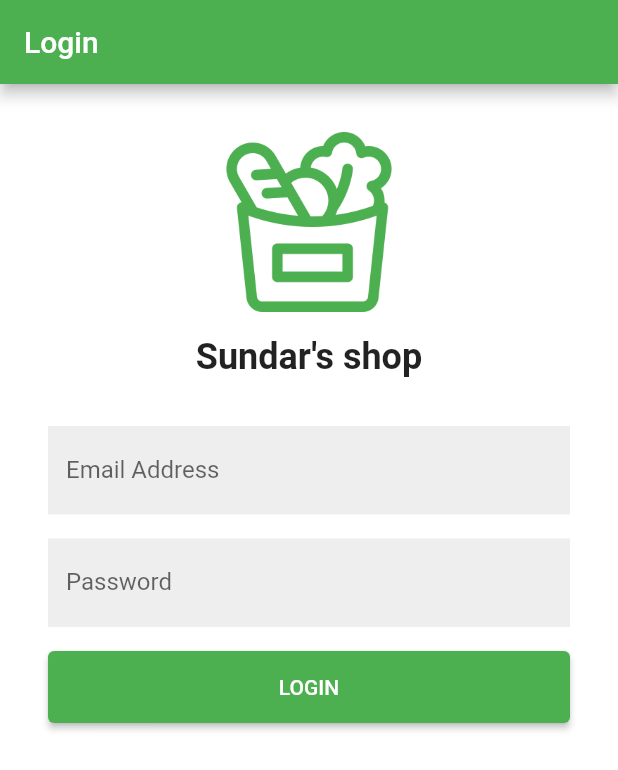
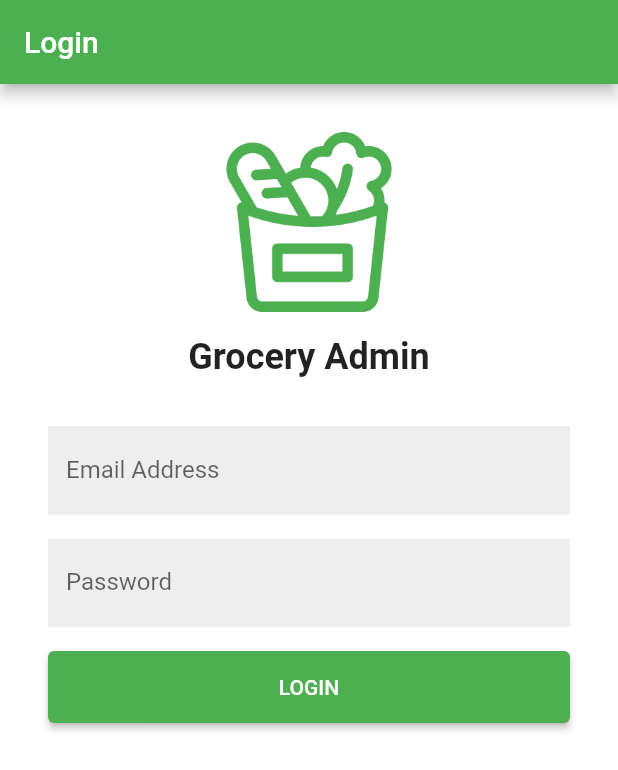
Before and after one commit to MBanawa/groceryadmin, a Flutter app: the screen it shows after launch, on a phone screen of 412 x 824 dp. Shown: the top 770 px of the screen. Run offline on Flutter 3.47's test engine with Material 2 defaults, Android fonts, the phone set to English and light mode, and no system bars; our stand-ins replace firebase_auth, firebase_core, get; accounts and stored records are empty.

Commit message:
created login auth

```diff
--- a/lib/main.dart
+++ b/lib/main.dart
@@ -6,13 +6,16 @@ import 'package:firebase_core/firebase_core.dart';
 void main() async {
   WidgetsFlutterBinding.ensureInitialized();
   await Firebase.initializeApp();
-  runApp(MyApp());
+  runApp(const MyApp());
 }
 
 class MyApp extends StatelessWidget {
+  const MyApp({Key? key}) : super(key: key);
+
   @override
   Widget build(BuildContext context) {
     return GetMaterialApp(
+      debugShowCheckedModeBanner: false,
       home: LoginScreen(),
       theme: ThemeData(
           scaffoldBackgroundColor: Colors.white,
--- a/lib/screens/login.dart
+++ b/lib/screens/login.dart
@@ -1,18 +1,39 @@
+import 'package:firebase_auth/firebase_auth.dart';
 import 'package:flutter/material.dart';
 import 'package:get/get.dart';
 import 'package:groceryadmin/screens/tabs.dart';
 
 class LoginScreen extends StatelessWidget {
+  LoginScreen({Key? key}) : super(key: key);
+
+  final TextEditingController _email = TextEditingController();
+  final TextEditingController _pass = TextEditingController();
+  final FirebaseAuth _auth = FirebaseAuth.instance;
+
+  login() {
+    var email = (_email.text).trim().toLowerCase();
+    var pass = _pass.text;
+    _auth.signInWithEmailAndPassword(email: email, password: pass).then((res) {
+      Get.offAll(TabsScreen());
+    }).catchError((e) {
+      Get.showSnackbar(GetSnackBar(
+        duration: const Duration(seconds: 3),
+        message: "Login Error: ${e.toString()}",
+      ));
+    });
+  }
+
   @override
   Widget build(BuildContext context) {
     return Scaffold(
+      resizeToAvoidBottomInset: true,
       appBar: AppBar(
-        title: Text("Login"),
+        title: const Text("Login"),
       ),
       body: SingleChildScrollView(
         child: Container(
           width: double.infinity,
-          padding: EdgeInsets.all(32.0),
+          padding: const EdgeInsets.all(32.0),
           child: Column(
             mainAxisAlignment: MainAxisAlignment.center,
             crossAxisAlignment: CrossAxisAlignment.center,
@@ -24,11 +45,13 @@ class LoginScreen extends StatelessWidget {
               ),
               const SizedBox(height: 16),
               const Text(
-                "Sundar's shop",
+                "Grocery Admin",
                 style: TextStyle(fontSize: 24, fontWeight: FontWeight.bold),
               ),
               const SizedBox(height: 32),
               TextField(
+                keyboardType: TextInputType.emailAddress,
+                controller: _email,
                 decoration: InputDecoration(
                   filled: true,
                   fillColor: Colors.grey[200],
@@ -39,6 +62,7 @@ class LoginScreen extends StatelessWidget {
               const SizedBox(height: 16),
               TextField(
                 obscureText: true,
+                controller: _pass,
                 decoration: InputDecoration(
                   filled: true,
                   fillColor: Colors.grey[200],
@@ -52,9 +76,10 @@ class LoginScreen extends StatelessWidget {
                 width: double.infinity,
                 height: 48,
                 child: ElevatedButton(
-                  child: Text("LOGIN"),
+                  child: const Text("LOGIN"),
                   onPressed: () {
-                    Get.offAll(TabsScreen());
+                    login();
+                    // Get.offAll(TabsScreen());
                   },
                 ),
               ),
--- a/pubspec.yaml
+++ b/pubspec.yaml
@@ -36,6 +36,7 @@ dependencies:
   cupertino_icons: ^1.0.2
   get: ^4.6.1
   firebase_core: ^1.13.1
+  firebase_auth: ^3.3.9
 
 
 dev_dependencies:
```
Also changed, not shown: pubspec.lock, 1 other file.
